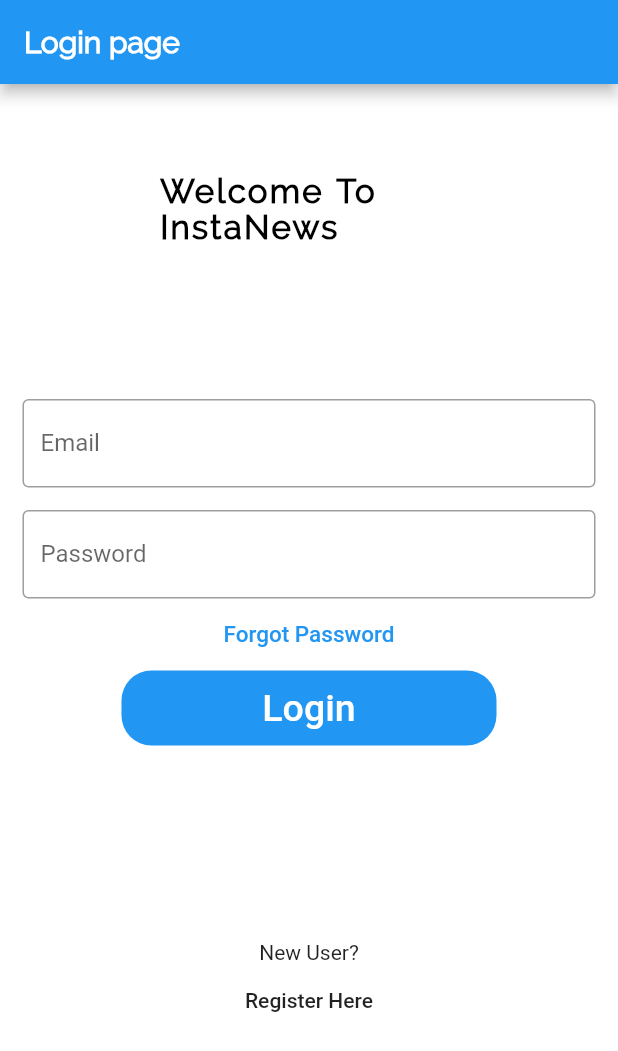
After one commit to ashut08/instanews, a Flutter app: the screen it shows after launch, on a phone screen of 412 x 824 dp. The commit adds this screen. Shown: the top 1051 px of the screen. Run offline on Flutter 3.47's test engine with Material 2 defaults, Android fonts, the phone set to English and light mode, and no system bars; our stand-ins replace flare_flutter, share, shared_preferences, sqflite; missing offline and left inert: flutter_webview_plugin; accounts and stored records are empty.

Commit message:
add login page

```diff
--- a/lib/main.dart
+++ b/lib/main.dart
@@ -1,4 +1,5 @@
 import 'package:instanews/pages/profile_page.dart';
+
 import 'package:instanews/pages/saved_news_page.dart';
 import 'package:instanews/pages/settings_pages.dart';
 import 'package:instanews/pages/sources_page.dart';
--- a/lib/pages/home_page.dart
+++ b/lib/pages/home_page.dart
@@ -208,10 +208,10 @@ class _HomePageState extends State<HomePage> {
                         context: context,
                         builder: (context) {
                           return AlertDialog(
-                            title: new Text("Success"),
-                            content: new Text("Post saved successfully..."),
+                            title: Text("Success"),
+                            content: Text("Post saved successfully..."),
                             actions: <Widget>[
-                              new FlatButton(
+                              FlatButton(
                                   onPressed: () {
                                     Navigator.pop(context);
                                   },
@@ -225,7 +225,7 @@ class _HomePageState extends State<HomePage> {
                   icon: Icon(Icons.share),
                   onPressed: () {
                     Share.share(
-                        "Read this latest news from InstaNews: \n${post.title}.\n ${post.url}");
+                        "Read this latest  s from Insta s: \n${post.title}.\n ${post.url}");
                   },
                 )
               ],
--- /dev/null
+++ b/lib/pages/login.dart
@@ -0,0 +1,107 @@
+import 'package:flutter/material.dart';
+import 'package:instanews/pages/home_page.dart';
+
+class LoginPage extends StatelessWidget {
+  const LoginPage({Key key}) : super(key: key);
+
+  @override
+  Widget build(BuildContext context) {
+    return Scaffold(
+      backgroundColor: Colors.white,
+      appBar: AppBar(
+        title: Text(
+          "Login page",
+          style: TextStyle(
+              height: 1.25,
+              fontWeight: FontWeight.bold,
+              color: Colors.white,
+              fontFamily: 'Raleway'),
+        ),
+      ),
+      body: SingleChildScrollView(
+        child: Column(
+          children: <Widget>[
+            Padding(
+              padding: const EdgeInsets.only(top: 60.0),
+              child: Center(
+                child: Container(
+                    width: 200,
+                    height: 150,
+                    /*decoration: BoxDecoration(
+                        color: Colors.red,
+                        borderRadius: BorderRadius.circular(50.0)),*/
+                    child: Text(
+                      "Welcome To InstaNews",
+                      style: TextStyle(
+                          fontFamily: 'Raleway',
+                          color: Colors.black,
+                          height: 1.1,
+                          letterSpacing: 1.5,
+                          fontWeight: FontWeight.w600,
+                          wordSpacing: 1.8,
+                          fontSize: 22),
+                    )),
+              ),
+            ),
+            Padding(
+              padding: const EdgeInsets.only(
+                  left: 15.0, right: 15.0, top: 0, bottom: 0),
+              //padding: EdgeInsets.symmetric(horizontal: 15),
+              child: TextField(
+                decoration: InputDecoration(
+                    border: OutlineInputBorder(),
+                    labelText: 'Email',
+                    hintText: 'Enter valid email id as abc@gmail.com'),
+              ),
+            ),
+            Padding(
+              padding: const EdgeInsets.only(
+                  left: 15.0, right: 15.0, top: 15, bottom: 0),
+              //padding: EdgeInsets.symmetric(horizontal: 15),
+              child: TextField(
+                obscureText: true,
+                decoration: InputDecoration(
+                    border: OutlineInputBorder(),
+                    labelText: 'Password',
+                    hintText: 'Enter secure password'),
+              ),
+            ),
+            FlatButton(
+              onPressed: () {
+                //TODO FORGOT PASSWORD SCREEN GOES HERE
+              },
+              child: Text(
+                'Forgot Password',
+                style: TextStyle(color: Colors.blue, fontSize: 15),
+              ),
+            ),
+            Container(
+              height: 50,
+              width: 250,
+              decoration: BoxDecoration(
+                  color: Colors.blue, borderRadius: BorderRadius.circular(20)),
+              child: FlatButton(
+                onPressed: () {
+                  Navigator.push(
+                      context, MaterialPageRoute(builder: (_) => HomePage()));
+                },
+                child: Text(
+                  'Login',
+                  style: TextStyle(color: Colors.white, fontSize: 25),
+                ),
+              ),
+            ),
+            SizedBox(
+              height: 130,
+            ),
+            Text('New User?'),
+            MaterialButton(
+              child: Text("Register Here"),
+              onPressed: () {},
+            )
+          ],
+        ),
+      ),
+    );
+  }
+}
--- a/lib/pages/splash_screen.dart
+++ b/lib/pages/splash_screen.dart
@@ -1,10 +1,9 @@
-
 import 'package:flutter/material.dart';
 
 import 'dart:async';
 
-import 'package:instanews/pages/home_page.dart';
 
+import 'package:instanews/pages/login.dart';
 
 class SplashScreen extends StatefulWidget {
   @override
@@ -12,7 +11,6 @@ class SplashScreen extends StatefulWidget {
 }
 
 class _SplashScreenState extends State<SplashScreen> {
-
   startSplashTimer() {
     var _duration = new Duration(seconds: 3);
     return new Timer(_duration, navigateToHome);
@@ -20,11 +18,7 @@ class _SplashScreenState extends State<SplashScreen> {
 
   navigateToHome() {
     Navigator.pushReplacement(
-      context,
-      MaterialPageRoute(
-        builder: (context) => HomePage()
-      )
-    );
+        context, MaterialPageRoute(builder: (context) => LoginPage()));
   }
 
   @override
@@ -42,16 +36,16 @@ class _SplashScreenState extends State<SplashScreen> {
         alignment: Alignment.center,
         child: Column(
           children: <Widget>[
-            SizedBox(height: deviceHeight * 0.21,),
+            SizedBox(
+              height: deviceHeight * 0.21,
+            ),
             Container(
               height: 275,
               width: 275,
               decoration: BoxDecoration(
                   image: DecorationImage(
                       fit: BoxFit.fill,
-                  image: AssetImage("assets/images/news.gif")
-                )
-              ),
+                      image: AssetImage("assets/images/news.gif"))),
             ),
             SizedBox(
               height: deviceHeight * 0.17,
@@ -62,8 +56,7 @@ class _SplashScreenState extends State<SplashScreen> {
                   fontFamily: 'Raleway',
                   color: Colors.blueAccent,
                   fontSize: 30,
-                fontWeight: FontWeight.bold
-              ),
+                  fontWeight: FontWeight.bold),
             ),
             Text(
               "Always be Updated",
@@ -74,8 +67,7 @@ class _SplashScreenState extends State<SplashScreen> {
                   letterSpacing: 1.1,
                   fontWeight: FontWeight.w600,
                   wordSpacing: 1.5,
-                fontSize: 22
-              ),
+                  fontSize: 22),
             )
           ],
         ),
```
Lines whose indentation alone changed are shown as unchanged.
